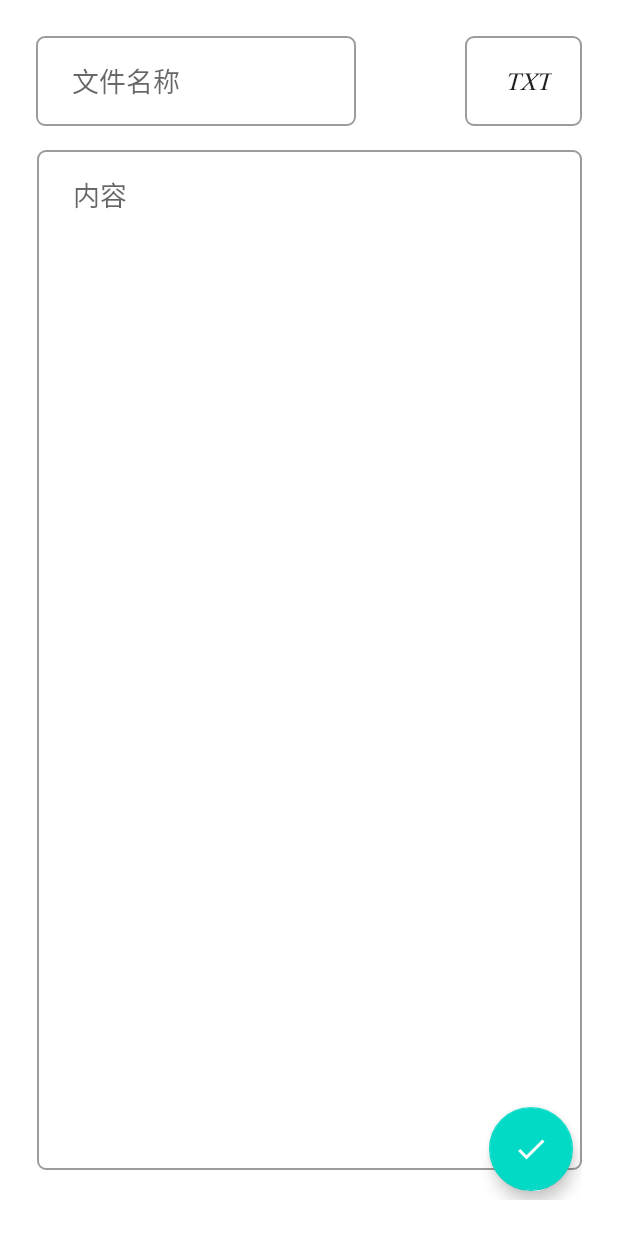
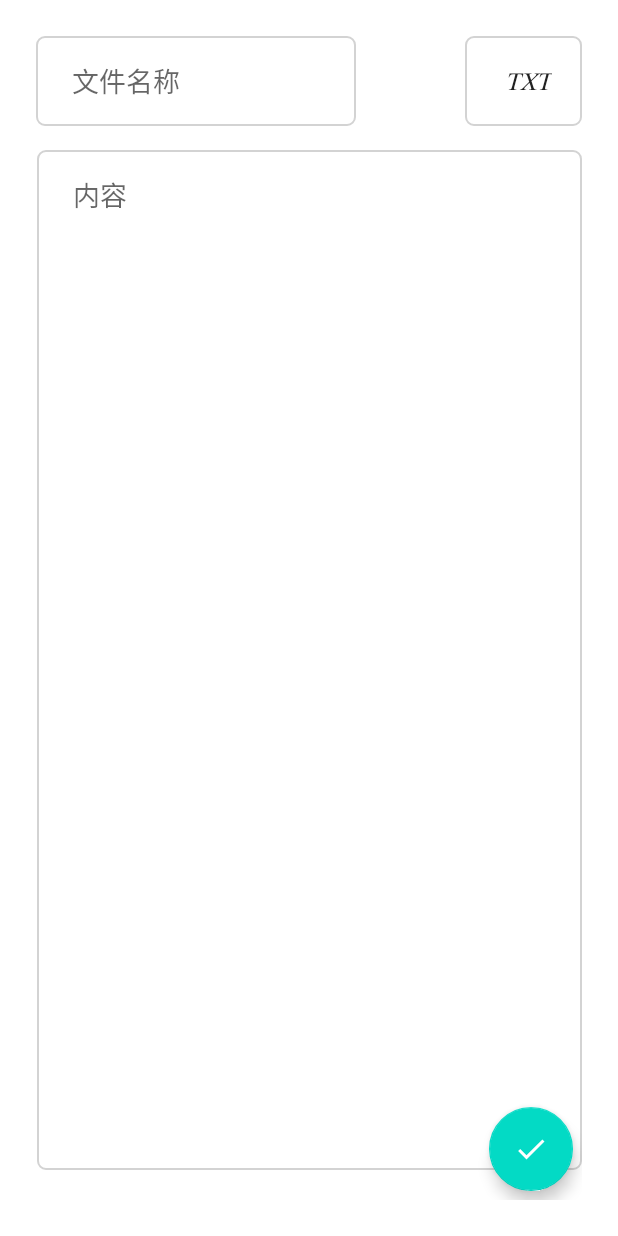
Before and after one commit to IUnlimit/Inotepad, an Android app: the AddFragment screen opened through its navigation route, on a phone screen of 412 x 824 dp. Run offline under Robolectric (Android 15) with nearby library versions, the phone set to English and light mode, and no system bars; our stand-ins replace Room's generated code, navigation-ui; libraries missing offline, so code that uses them is left out: com.afollestad.materialdialogs, com.github.clans.fab; 2 statements that could not run were skipped.

Commit message:
Feat: Update colors

```diff
--- a/app/src/main/res/values/colors.xml
+++ b/app/src/main/res/values/colors.xml
@@ -8,7 +8,7 @@
     <color name="black">#FF000000</color>
     <color name="white">#FFFFFFFF</color>
     <!-- https://blog.csdn.net/u013058160/article/details/49158779 -->
-    <color name="lightGray">#90505050</color>
+    <color name="lightGray">#d3d3d3</color>
     <color name="darkGray">#808080</color>
     <color name="red">#FF0000</color>
 </resources>
```
